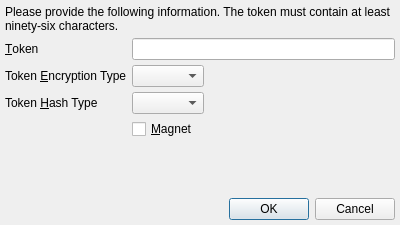
First picture: the form in branches/trunk/UI/spot-on-adaptive-echo-prompt.ui, repository textbrowser/spot-on, before the edit.
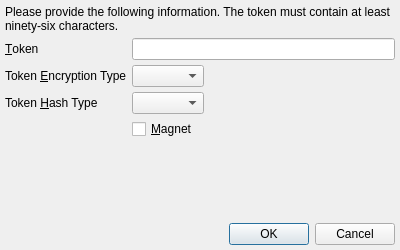
Second picture: the form after the edit. Icons and pictures are not drawn.

Diff of the .ui file:
```diff
--- a/branches/trunk/UI/spot-on-adaptive-echo-prompt.ui
+++ b/branches/trunk/UI/spot-on-adaptive-echo-prompt.ui
@@ -7,7 +7,7 @@
     <x>0</x>
     <y>0</y>
     <width>400</width>
-    <height>225</height>
+    <height>250</height>
    </rect>
   </property>
   <property name="windowIcon">
```
